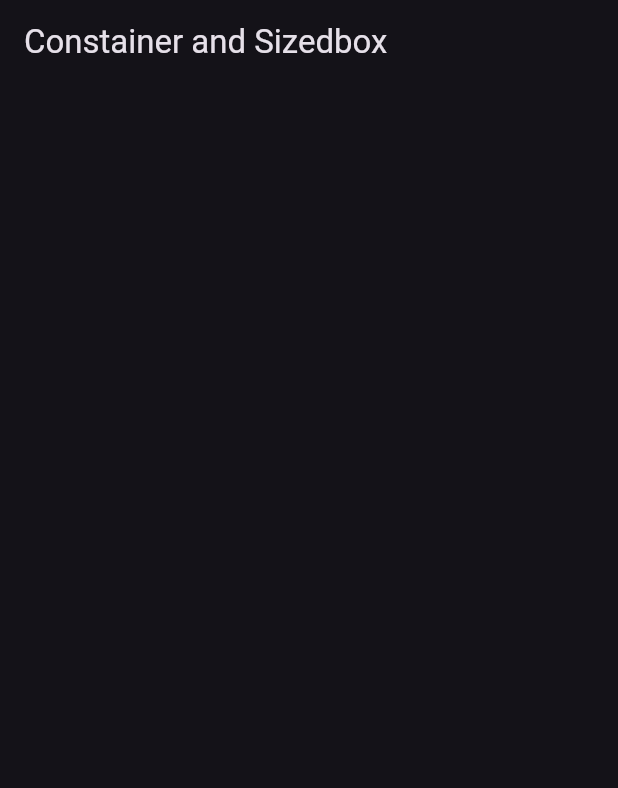
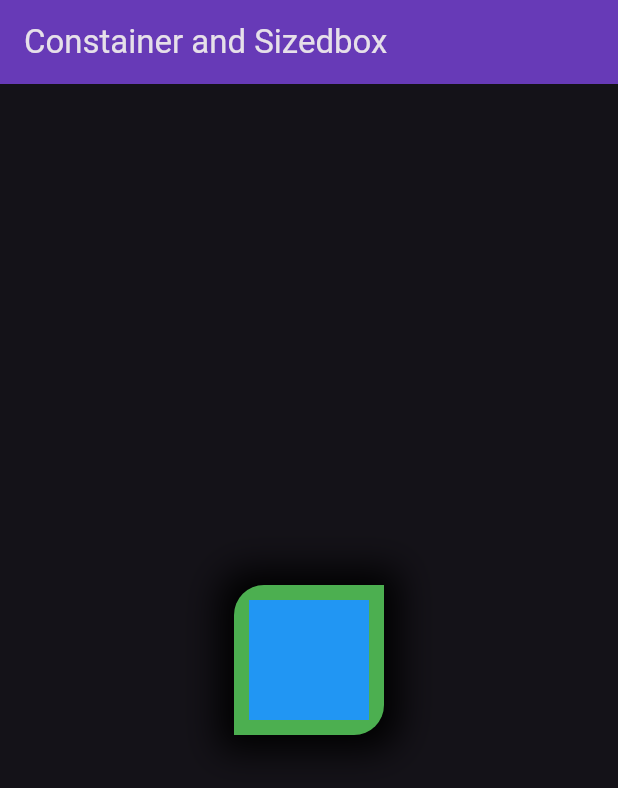
Before and after one commit to mahmud5658/flutter_resources, a Flutter app: the screen it shows after launch, on a phone screen of 412 x 824 dp. Shown: the top 788 px of the screen. Run offline on Flutter 3.47's test engine with Material 3 defaults, Android fonts, the phone set to English and light mode, and no system bars.

Commit message:
container and sizedbox

```diff
--- a/lib/constainer_sized.dart
+++ b/lib/constainer_sized.dart
@@ -9,6 +9,46 @@ class ContainerSized extends StatelessWidget {
     return Scaffold(
       appBar: AppBar(
         title: const Text('Constainer and Sizedbox'),
+        // backgroundColor: Colors.amber,
+      ),
+      // body: const Center(
+      //   child: SizedBox(
+      //     height: 50,
+      //     width: 100,
+      //     child: Text('Hello World!'),
+      //   ),
+      // ),
+      body: Center(
+        child: Container(
+          // padding:EdgeInsets.all(10),
+          height: 100,
+          width: 100,
+          decoration: const BoxDecoration(
+              color: Colors.green,
+              // shape: BoxShape.circle
+              // borderRadius: BorderRadius.circular(20)
+              borderRadius: BorderRadius.only(
+                topLeft: Radius.circular(20),
+                bottomRight: Radius.circular(20),
+              ),
+              boxShadow: [
+                BoxShadow(
+                  blurRadius: 20,
+                  spreadRadius: 10,
+                  color: Colors.black,
+                )
+              ]),
+          child: Center(
+            // child: Text(
+            //   'Hello',
+            //   style: TextStyle(fontSize: 20),
+            // ),
+            child: Container(
+              margin: const EdgeInsets.all(10),
+              color: Colors.blue,
+            ),
+          ),
+        ),
       ),
     );
   }
--- a/lib/main.dart
+++ b/lib/main.dart
@@ -13,6 +13,10 @@ class MyApp extends StatelessWidget {
     return MaterialApp(
       debugShowCheckedModeBanner: false,
       theme: ThemeData(
+        primaryColor: Colors.deepPurple,
+        appBarTheme: const AppBarTheme(
+          backgroundColor: Colors.deepPurple
+        ),
         brightness: Brightness.dark,
       ),
       home: const ContainerSized(),
```
